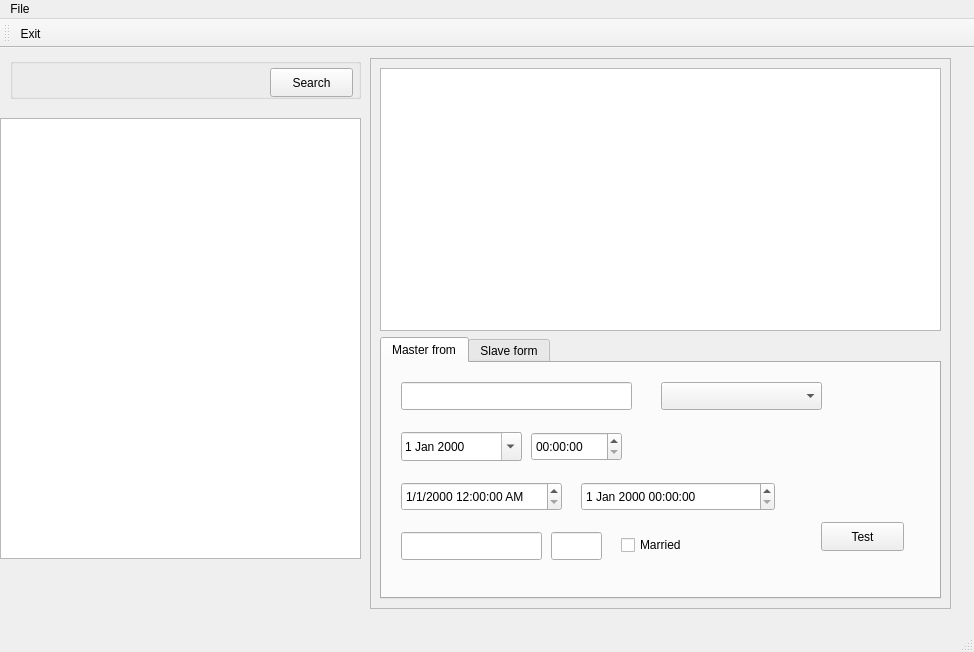
tsvari/Medicon, file source/frontend/source/ItemModelTestUI/MainWindow.ui: the form before one commit.
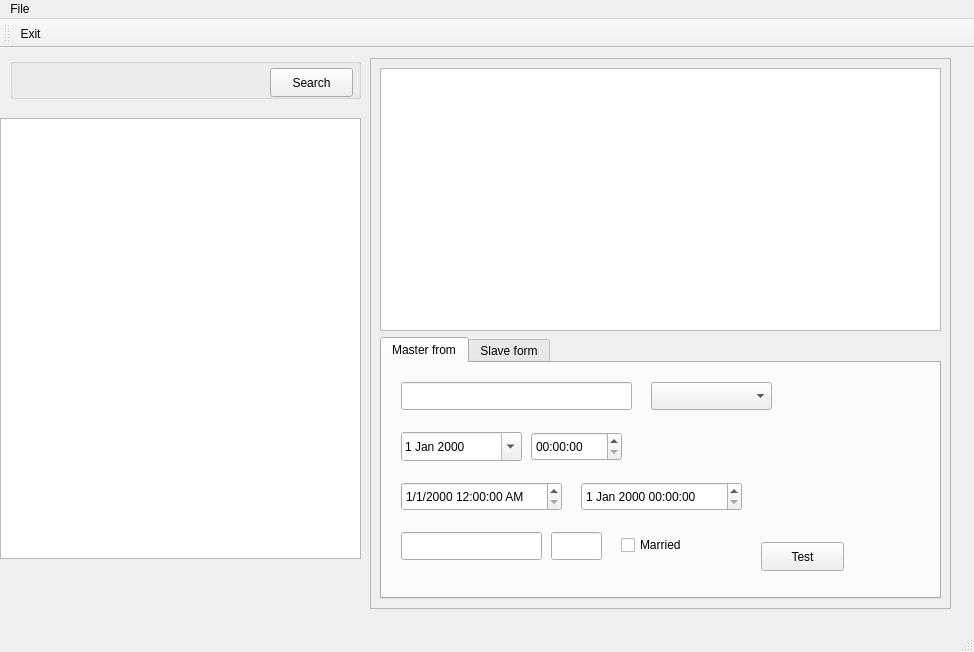
The form after the commit. Icons and pictures are not drawn. Custom widgets are drawn as their Qt base class.

Commit message: Added widget class GrpcImagePickerWidget with unit tests

```diff
--- a/source/frontend/source/ItemModelTestUI/MainWindow.ui
+++ b/source/frontend/source/ItemModelTestUI/MainWindow.ui
@@ -55,13 +55,23 @@
            <widget class="QComboBox" name="levelCombo">
             <property name="geometry">
              <rect>
-              <x>270</x>
+              <x>260</x>
               <y>10</y>
-              <width>161</width>
+              <width>121</width>
               <height>28</height>
              </rect>
             </property>
            </widget>
+           <widget class="GrpcImagePickerWidget" name="imagePickerWidget">
+            <property name="geometry">
+             <rect>
+              <x>400</x>
+              <y>0</y>
+              <width>131</width>
+              <height>153</height>
+             </rect>
+            </property>
+           </widget>
            <widget class="QLineEdit" name="nameEdit">
             <property name="geometry">
              <rect>
@@ -75,8 +85,8 @@
            <widget class="QPushButton" name="pushButton">
             <property name="geometry">
              <rect>
-              <x>430</x>
-              <y>150</y>
+              <x>370</x>
+              <y>170</y>
               <width>83</width>
               <height>29</height>
              </rect>
@@ -159,7 +169,7 @@
              <rect>
               <x>190</x>
               <y>110</y>
-              <width>194</width>
+              <width>161</width>
               <height>29</height>
              </rect>
             </property>
@@ -372,6 +382,12 @@
    <header location="global">TestDataSource.h</header>
    <container>1</container>
   </customwidget>
+  <customwidget>
+   <class>GrpcImagePickerWidget</class>
+   <extends>QWidget</extends>
+   <header location="global">../GrpcImagePickerWidget.h</header>
+   <container>1</container>
+  </customwidget>
   <customwidget>
    <class>GrpcSearchForm</class>
    <extends>QWidget</extends>
```
The commit also changes 11 other files.
